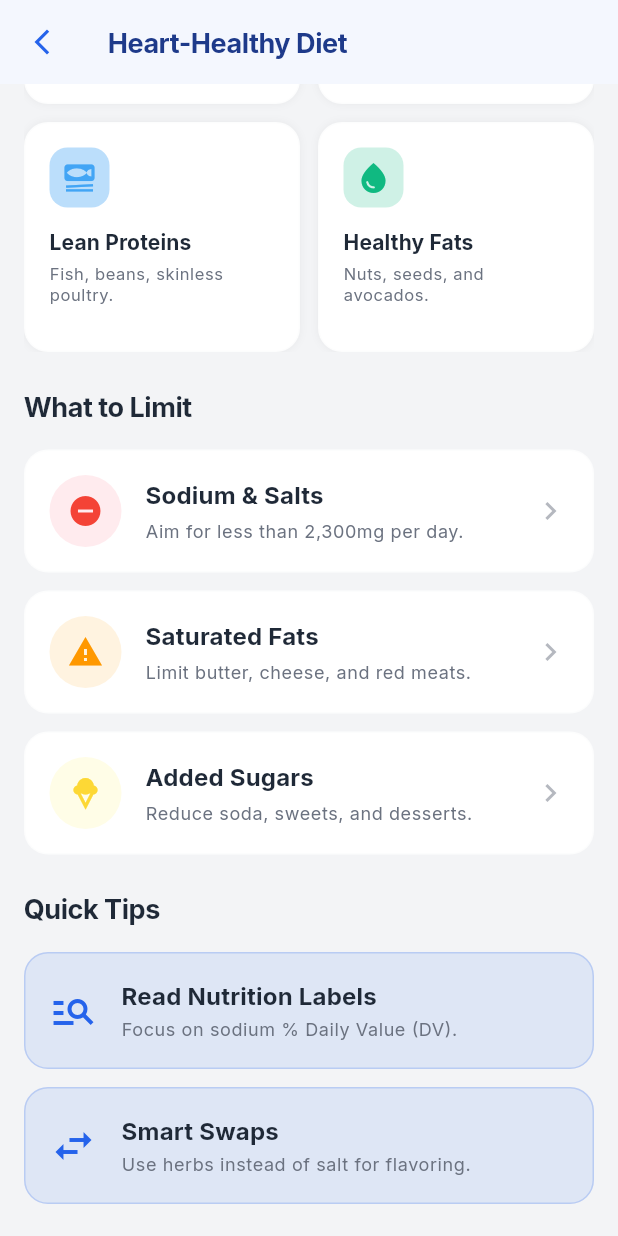
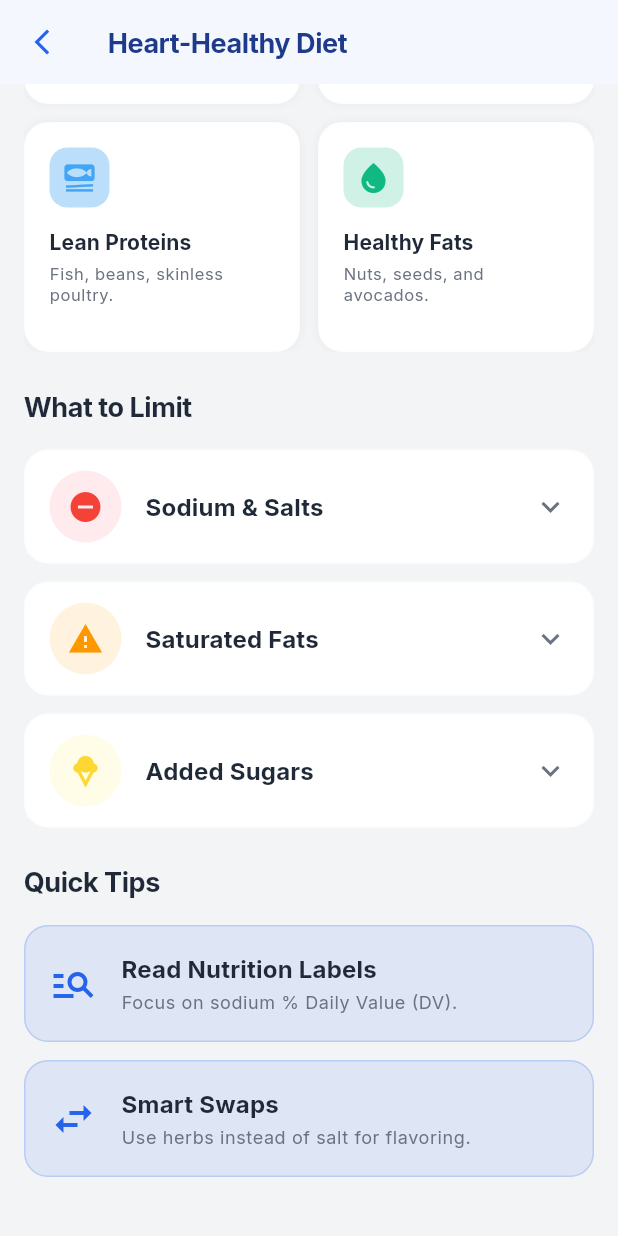
Before and after one commit to Siarc/bmi, a Flutter app: the HeartHealthyDietPage screen opened by its route, scrolled down 413 dp, on a phone screen of 412 x 824 dp. Run offline on Flutter 3.47's test engine with Material 3 defaults, Android fonts, the light colour scheme and no system bars; our stand-ins replace equatable, flutter_bloc, go_router, google_fonts; network calls fail.

Commit message:
feat: Refactor heart-healthy diet limits into expandable accordions
This commit enhances the "Heart Healthy Diet" resource page by replacing static list items with interactive accordion components for dietary limits (Sodium, Saturated Fats, and Added Sugars). This allows for a cleaner UI while providing significantly more detailed nutritional guidance, including physiological impacts, hidden sources, and daily goals.

### Specific changes:

- **`heart_healthy_diet_page.dart`**:
    - Replaced `_LimitItem` with a new stateful `_LimitAccordion` widget using `ExpansionTile`.
    - Expanded the content for "Sodium & Salts", "Saturated Fats", and "Added Sugars" to include four detailed categories: "Why limit it", "Hidden Sources", "Daily Goal", and "Pro-Tip".
    - Implemented `_LimitAccordionState` to manage the expansion state and toggle between up/down arrow icons.
    - Added `_AccordionDetailRow` (implied by usage) to standardize the layout of the detailed information within the expanded tiles.
    - Updated styling to ensure consistent padding, circular icon backgrounds, and theme-aware colors in both light and dark modes.

```diff
--- a/lib/features/resources/view/heart_healthy_diet_page.dart
+++ b/lib/features/resources/view/heart_healthy_diet_page.dart
@@ -268,28 +268,37 @@ class _HeartHealthyDietPageState extends State<HeartHealthyDietPage> {
                     ),
                   ),
                   const SizedBox(height: AppTheme.spacingLg),
-                  _LimitItem(
+                  _LimitAccordion(
                     icon: Icons.do_not_disturb_on,
                     iconColor: Colors.red[500]!,
                     iconBgColor: isDark ? Colors.red[500]!.withValues(alpha: 0.1) : Colors.red[50]!,
                     title: 'Sodium & Salts',
-                    subtitle: 'Aim for less than 2,300mg per day.',
+                    whyLimitIt: 'Excess sodium pulls water into your blood vessels. This increases the total volume of blood, which raises your blood pressure and forces your heart to work harder.',
+                    hiddenSources: 'Canned soups, frozen meals, deli meats, and condiments. (Most sodium in a typical diet comes from processed foods, not the salt shaker!)',
+                    dailyGoal: 'Less than 2,300mg per day. An ideal limit is 1,500mg for most adults, especially those with elevated blood pressure.',
+                    proTip: 'Substitute salt with herbs, spices, garlic, and citrus juices to flavor your food without adding sodium.',
                   ),
                   const SizedBox(height: AppTheme.spacingMd),
-                  _LimitItem(
+                  _LimitAccordion(
                     icon: Icons.warning,
                     iconColor: Colors.orange[500]!,
                     iconBgColor: isDark ? Colors.orange[500]!.withValues(alpha: 0.1) : Colors.orange[50]!,
                     title: 'Saturated Fats',
-                    subtitle: 'Limit butter, cheese, and red meats.',
+                    whyLimitIt: 'These fats directly raise your LDL ("bad") cholesterol levels. High LDL can build up as plaque in your arteries, narrowing them and increasing the risk of a heart attack.',
+                    hiddenSources: 'Store-bought baked goods, fried foods, coconut oil, palm oil, and full-fat dairy products.',
+                    dailyGoal: 'Limit saturated fats to no more than 5% to 6% of your total daily calories.',
+                    proTip: 'Swap butter for olive oil or avocado oil when cooking, and trim any visible fat off meats before preparing them.',
                   ),
                   const SizedBox(height: AppTheme.spacingMd),
-                  _LimitItem(
+                  _LimitAccordion(
                     icon: Icons.icecream,
                     iconColor: isDark ? Colors.yellow[500]! : Colors.yellow[600]!,
                     iconBgColor: isDark ? Colors.yellow[500]!.withValues(alpha: 0.1) : Colors.yellow[50]!,
                     title: 'Added Sugars',
-                    subtitle: 'Reduce soda, sweets, and desserts.',
+                    whyLimitIt: 'Diets high in added sugars are linked to weight gain, chronic inflammation, and elevated triglyceride levels, all of which severely stress your cardiovascular system.',
+                    hiddenSources: 'Ketchup, barbecue sauce, salad dressings, pasta sauces, and flavored yogurts.',
+                    dailyGoal: 'Keep added sugars to a minimum (generally advised to be under 25g per day for women and 36g for men).',
+                    proTip: 'Always check ingredient labels for sneaky sugars. Look out for words ending in "-ose" (like dextrose, fructose, or sucrose) and syrups (like high-fructose corn syrup).',
                   ),
                 ],
               ),
@@ -463,20 +472,33 @@ class _FoodCard extends StatelessWidget {
   }
 }
 
-class _LimitItem extends StatelessWidget {
+class _LimitAccordion extends StatefulWidget {
   final IconData icon;
   final Color iconColor;
   final Color iconBgColor;
   final String title;
-  final String subtitle;
+  final String whyLimitIt;
+  final String hiddenSources;
+  final String dailyGoal;
+  final String proTip;
 
-  const _LimitItem({
+  const _LimitAccordion({
     required this.icon,
     required this.iconColor,
     required this.iconBgColor,
     required this.title,
-    required this.subtitle,
+    required this.whyLimitIt,
+    required this.hiddenSources,
+    required this.dailyGoal,
+    required this.proTip,
   });
+
+  @override
+  State<_LimitAccordion> createState() => _LimitAccordionState();
+}
+
+class _LimitAccordionState extends State<_LimitAccordion> {
+  bool _isOpen = false;
 
   @override
   Widget build(BuildContext context) {
@@ -485,7 +507,6 @@ class _LimitItem extends StatelessWidget {
     final isDark = theme.brightness == Brightness.dark;
 
     return Container(
-      padding: const EdgeInsets.all(AppTheme.spacingLg),
       decoration: BoxDecoration(
         color: isDark ? const Color(0xFF1E293B) : Colors.white,
         borderRadius: BorderRadius.circular(AppTheme.radiusLg),
@@ -493,40 +514,46 @@ class _LimitItem extends StatelessWidget {
           color: isDark ? const Color(0xFF334155).withValues(alpha: 0.5) : colorScheme.outline.withValues(alpha: 0.1),
         ),
       ),
-      child: Row(
-        children: [
-          Container(
+      child: Theme(
+        data: theme.copyWith(dividerColor: Colors.transparent),
+        child: ExpansionTile(
+          onExpansionChanged: (expanded) {
+            setState(() {
+              _isOpen = expanded;
+            });
+          },
+          tilePadding: const EdgeInsets.symmetric(horizontal: AppTheme.spacingLg, vertical: 8),
+          childrenPadding: const EdgeInsets.only(
+            left: AppTheme.spacingLg,
+            right: AppTheme.spacingLg,
+            bottom: AppTheme.spacingLg,
+          ),
+          leading: Container(
             width: 48,
             height: 48,
             decoration: BoxDecoration(
-              color: iconBgColor,
+              color: widget.iconBgColor,
               shape: BoxShape.circle,
             ),
-            child: Icon(icon, color: iconColor, size: 24),
+            child: Icon(widget.icon, color: widget.iconColor, size: 24),
           ),
-          const SizedBox(width: AppTheme.spacingLg),
-          Expanded(
-            child: Column(
-              crossAxisAlignment: CrossAxisAlignment.start,
-              children: [
-                Text(
-                  title,
+          title: Text(
+            widget.title,
             style: theme.textTheme.titleMedium?.copyWith(
               fontWeight: FontWeight.bold,
             ),
           ),
-                const SizedBox(height: 4),
-                Text(
-                  subtitle,
-                  style: theme.textTheme.bodySmall?.copyWith(
+          trailing: Icon(
+            _isOpen ? Icons.keyboard_arrow_up : Icons.keyboard_arrow_down,
             color: colorScheme.onSurfaceVariant,
           ),
-                ),
+          children: [
+            _AccordionDetailRow(title: 'Why limit it', text: widget.whyLimitIt),
+            _AccordionDetailRow(title: 'Hidden Sources', text: widget.hiddenSources),
+            _AccordionDetailRow(title: 'Daily Goal', text: widget.dailyGoal),
+            _AccordionDetailRow(title: 'Pro-Tip', text: widget.proTip),
           ],
         ),
-          ),
-          Icon(Icons.chevron_right, color: colorScheme.onSurfaceVariant.withValues(alpha: 0.5)),
-        ],
       ),
     );
   }
```
Lines whose indentation alone changed are shown as unchanged.
